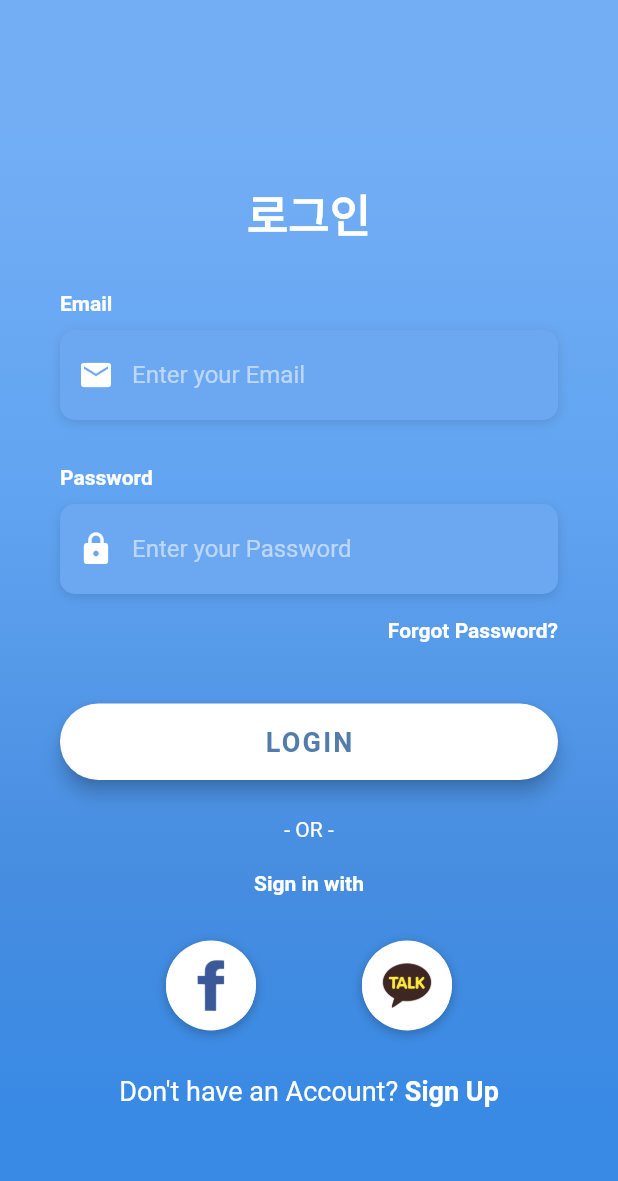
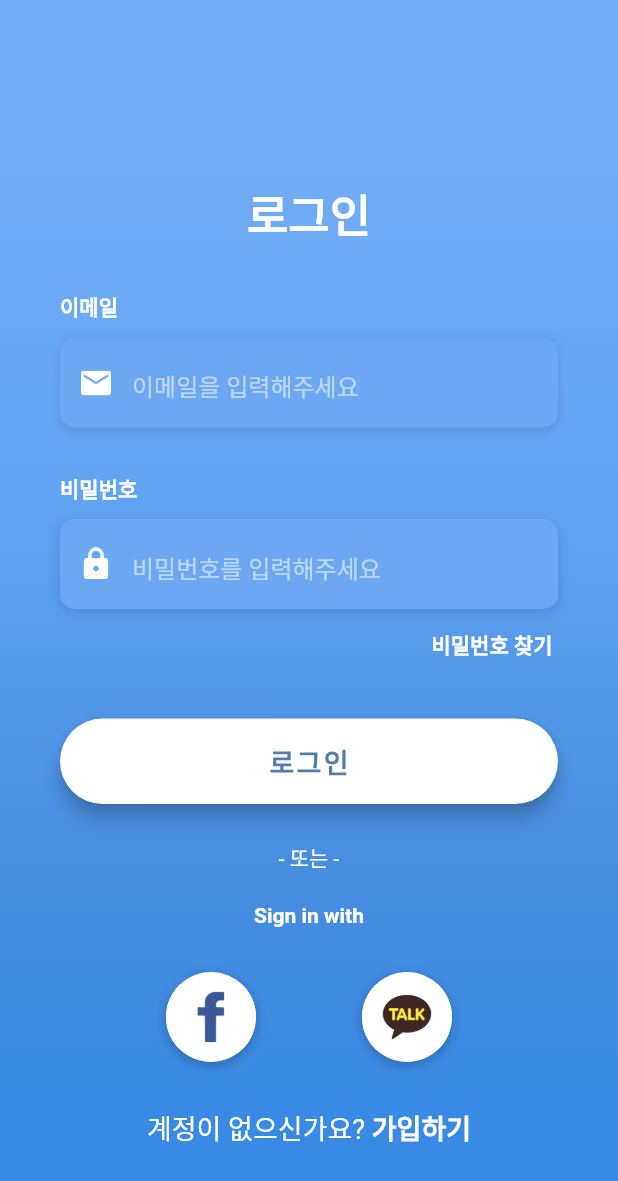
Before and after one commit to CONCAT-internship/smartfarmer-arduino, a Flutter app: the screen it shows after launch, on a phone screen of 412 x 824 dp. Shown: the top 1181 px of the screen. Run offline on Flutter 3.47's test engine with Material 2 defaults, Android fonts, the phone set to English and light mode, and no system bars; our stand-ins replace charts_flutter, flutter_svg; missing offline and left inert: clippy_flutter; Roboto replaces fonts that are missing (OpenSans).

Commit message:
auth_page 분리 및 sign_up UI 구현

```diff
--- /dev/null
+++ b/src/front-end/smartfarm/lib/components/sign_in.dart
@@ -0,0 +1,306 @@
+import 'package:flutter/material.dart';
+
+import '../constants/smartfarmer_constants.dart';
+
+class SignIn extends StatefulWidget {
+  @override
+  _SignInState createState() => _SignInState();
+}
+
+class _SignInState extends State<SignIn> {
+  GlobalKey<FormState> _formKey = GlobalKey<FormState>();
+  TextEditingController _emailController = TextEditingController();
+  TextEditingController _pwController = TextEditingController();
+
+  @override
+  void dispose() {
+    _emailController.dispose();
+    _pwController.dispose();
+    super.dispose();
+  }
+
+  @override
+  Widget build(BuildContext context) {
+    return Scaffold(
+      resizeToAvoidBottomInset: true,
+      body: Stack(
+        children: <Widget>[
+          Container(
+            height: double.infinity,
+            width: double.infinity,
+            decoration: BoxDecoration(
+              gradient: LinearGradient(
+                begin: Alignment.topCenter,
+                end: Alignment.bottomCenter,
+                colors: [
+                  login_Gradient1,
+                  login_Gradient2,
+                  login_Gradient3,
+                  login_Gradient4,
+                ],
+                stops: [0.1, 0.4, 0.7, 0.9],
+              ),
+            ),
+          ),
+          Container(
+            height: double.infinity,
+            child: SingleChildScrollView(
+              physics: AlwaysScrollableScrollPhysics(),
+              padding: EdgeInsets.symmetric(
+                horizontal: 40.0,
+                vertical: 120.0,
+              ),
+              child: Form(
+                key: _formKey,
+                child: Column(
+                  mainAxisAlignment: MainAxisAlignment.center,
+                  children: <Widget>[
+                    Text(
+                      '로그인',
+                      style: TextStyle(
+                        color: Colors.white,
+                        fontSize: 30.0,
+                        fontWeight: FontWeight.bold,
+                      ),
+                    ),
+                    SizedBox(height: 30,),
+                    _buildTF("이메일", "이메일을 입력해주세요", _emailController, false, Icons.email),
+                    SizedBox(height: 30.0,),
+                    _buildTF("비밀번호", "비밀번호를 입력해주세요", _pwController, true, Icons.lock),
+                    _buildForgotPasswordBtn(),
+                    _buildLoginBtn(),
+                    _buildSignInWithText(),
+                    _buildSocialBtnRow(),
+                    _buildSignupBtn(),
+                  ],
+                ),
+              ),
+            ),
+          )
+        ],
+      ),
+    );
+  }
+
+  Widget _emailTF() {
+    return Column(
+      crossAxisAlignment: CrossAxisAlignment.start,
+      children: <Widget>[
+        Text(
+          "Email",
+          style: kLabelStyle,
+        ),
+        SizedBox(
+          height: 10.0,
+        ),
+        Container(
+          alignment: Alignment.centerLeft,
+          decoration: kBoxDecorationStyle,
+          height: 60.0,
+          child: TextField(
+            keyboardType: TextInputType.emailAddress,
+            style: TextStyle(
+              color: Colors.white,
+            ),
+            decoration: InputDecoration(
+              border: InputBorder.none,
+              contentPadding: EdgeInsets.only(top: 14.0),
+              prefixIcon: Icon(
+                Icons.email,
+                color: Colors.white,
+              ),
+              hintText: '이메일을 입력해주세요',
+              hintStyle: kHintTextStyle,
+            ),
+          ),
+        ),
+      ],
+    );
+  }
+
+  Widget _buildTF(String using, String hint, TextEditingController formkey, bool obscure, IconData icon) {
+    return Column(
+      crossAxisAlignment: CrossAxisAlignment.start,
+      children: <Widget>[
+        Text(
+          using,
+          style: kLabelStyle,
+        ),
+        SizedBox(height: 10.0),
+        Container(
+          alignment: Alignment.centerLeft,
+          decoration: kBoxDecorationStyle,
+          height: 60.0,
+          child: TextFormField(
+            controller: formkey,
+            validator: (String value){
+              if(formkey == _emailController){ // email textformfield
+                // ignore: missing_return
+                if(value.isEmpty || !value.contains("@")){
+                  if(value.contains(' ')){
+                    return "공백을 빼주세요"; //특수문자 처리는 나중에
+                  }
+                  return "이메일을 작성해주십시오";
+                }
+                return null;
+              }else{ //비밀번호 textformfield
+                if(value.isEmpty){
+                  return "비밀번호를 입력해주세요";
+                }else{
+                  return null;
+                }
+              }
+            },
+            obscureText: obscure,
+            style: TextStyle(
+              color: Colors.white,
+            ),
+            decoration: InputDecoration(
+              border: InputBorder.none,
+              contentPadding: EdgeInsets.only(top: 14.0),
+              prefixIcon: Icon(
+                icon,
+                color: Colors.white,
+              ),
+              hintText: hint,
+              hintStyle: kHintTextStyle,
+            ),
+          ),
+        ),
+      ],
+    );
+  }
+
+  Widget _buildForgotPasswordBtn() {
+    return Container(
+      alignment: Alignment.centerRight,
+      child: FlatButton(
+        onPressed: () => print('Forgot Password Button Pressed'),
+        padding: EdgeInsets.only(right: 0.0),
+        child: Text(
+          '비밀번호 찾기',
+          style: kLabelStyle,
+        ),
+      ),
+    );
+  }
+
+  Widget _buildLoginBtn() {
+    return Container(
+      padding: EdgeInsets.symmetric(vertical: 25.0),
+      width: double.infinity,
+      child: RaisedButton(
+        elevation: 5.0,
+        onPressed: () => print('Login Button Pressed'),
+        padding: EdgeInsets.all(15.0),
+        shape: RoundedRectangleBorder(
+          borderRadius: BorderRadius.circular(30.0),
+        ),
+        color: Colors.white,
+        child: Text(
+          '로그인',
+          style: TextStyle(
+            color: Color(0xFF527DAA),
+            letterSpacing: 1.5,
+            fontSize: 18.0,
+            fontWeight: FontWeight.bold,
+          ),
+        ),
+      ),
+    );
+  }
+
+  Widget _buildSignInWithText() {
+    return Column(
+      children: <Widget>[
+        Text(
+          '- 또는 -',
+          style: TextStyle(
+            color: Colors.white,
+            fontWeight: FontWeight.w400,
+          ),
+        ),
+        SizedBox(height: 20.0),
+        Text(
+          'Sign in with',
+          style: kLabelStyle,
+        ),
+      ],
+    );
+  }
+
+  Widget _buildSocialBtn(Function onTap, AssetImage logo) {
+    return GestureDetector(
+      onTap: onTap,
+      child: Container(
+        height: 60.0,
+        width: 60.0,
+        decoration: BoxDecoration(
+          shape: BoxShape.circle,
+          color: Colors.white,
+          boxShadow: [
+            BoxShadow(
+              color: Colors.black26,
+              offset: Offset(0, 2),
+              blurRadius: 6.0,
+            ),
+          ],
+          image: DecorationImage(
+            image: logo,
+          ),
+        ),
+      ),
+    );
+  }
+
+  Widget _buildSocialBtnRow() {
+    return Padding(
+      padding: EdgeInsets.symmetric(vertical: 30.0),
+      child: Row(
+        mainAxisAlignment: MainAxisAlignment.spaceEvenly,
+        children: <Widget>[
+          _buildSocialBtn(
+            () => print('Login with Facebook'),
+            AssetImage(
+              facebook,
+            ),
+          ),
+          _buildSocialBtn(
+            () => print('Login with KaKao'),
+            AssetImage(
+              kakaotalk,
+            ),
+          ),
+        ],
+      ),
+    );
+  }
+
+  Widget _buildSignupBtn() {
+    return GestureDetector(
+      onTap: () => print('Sign Up Button Pressed'),
+      child: RichText(
+        text: TextSpan(
+          children: [
+            TextSpan(
+              text: '계정이 없으신가요? ',
+              style: TextStyle(
+                color: Colors.white,
+                fontSize: 18.0,
+                fontWeight: FontWeight.w400,
+              ),
+            ),
+            TextSpan(
+              text: '가입하기',
+              style: TextStyle(
+                color: Colors.white,
+                fontSize: 18.0,
+                fontWeight: FontWeight.bold,
+              ),
+            ),
+          ],
+        ),
+      ),
+    );
+  }
+}
--- a/src/front-end/smartfarm/lib/screen/login_page.dart
+++ b/src/front-end/smartfarm/lib/components/sign_up.dart
@@ -1,12 +1,12 @@
 import 'package:flutter/material.dart';
-import 'package:smartfarm/constants/smartfarmer_constants.dart';
+import '../constants/smartfarmer_constants.dart';
 
-class LoginPage extends StatefulWidget {
+class SignUp extends StatefulWidget {
   @override
-  _LoginPageState createState() => _LoginPageState();
+  _SignUpState createState() => _SignUpState();
 }
 
-class _LoginPageState extends State<LoginPage> {
+class _SignUpState extends State<SignUp> {
   @override
   Widget build(BuildContext context) {
     return Scaffold(
@@ -41,25 +41,29 @@ class _LoginPageState extends State<LoginPage> {
                 mainAxisAlignment: MainAxisAlignment.center,
                 children: <Widget>[
                   Text(
-                    '로그인',
+                    '가입하기',
                     style: TextStyle(
                       color: Colors.white,
-                      fontSize: 30.0,
+                      fontSize: smartfarmer_auth_padding,
                       fontWeight: FontWeight.bold,
                     ),
                   ),
                   SizedBox(
-                    height: 30,
+                    height: smartfarmer_auth_padding,
                   ),
                   _emailTF(),
                   SizedBox(
-                    height: 30.0,
+                    height: smartfarmer_auth_padding,
                   ),
                   _buildPasswordTF(),
-                  _buildForgotPasswordBtn(),
+                  SizedBox(
+                    height: smartfarmer_auth_padding,
+                  ),
+                  _ConfirmPasswordTF(),
+                  SizedBox(
+                    height: 20.0,
+                  ),
                   _buildLoginBtn(),
-                  _buildSignInWithText(),
-                  _buildSocialBtnRow(),
                   _buildSignupBtn(),
                 ],
               ),
@@ -89,7 +93,6 @@ class _LoginPageState extends State<LoginPage> {
             keyboardType: TextInputType.emailAddress,
             style: TextStyle(
               color: Colors.white,
-              fontFamily: 'OpenSans',
             ),
             decoration: InputDecoration(
               border: InputBorder.none,
@@ -98,7 +101,7 @@ class _LoginPageState extends State<LoginPage> {
                 Icons.email,
                 color: Colors.white,
               ),
-              hintText: 'Enter your Email',
+              hintText: '이메일을 입력해주세요',
               hintStyle: kHintTextStyle,
             ),
           ),
@@ -124,7 +127,6 @@ class _LoginPageState extends State<LoginPage> {
             obscureText: true,
             style: TextStyle(
               color: Colors.white,
-              fontFamily: 'OpenSans',
             ),
             decoration: InputDecoration(
               border: InputBorder.none,
@@ -133,7 +135,7 @@ class _LoginPageState extends State<LoginPage> {
                 Icons.lock,
                 color: Colors.white,
               ),
-              hintText: 'Enter your Password',
+              hintText: '비밀번호를 입력해주세요',
               hintStyle: kHintTextStyle,
             ),
           ),
@@ -142,17 +144,37 @@ class _LoginPageState extends State<LoginPage> {
     );
   }
 
-  Widget _buildForgotPasswordBtn() {
-    return Container(
-      alignment: Alignment.centerRight,
-      child: FlatButton(
-        onPressed: () => print('Forgot Password Button Pressed'),
-        padding: EdgeInsets.only(right: 0.0),
-        child: Text(
-          'Forgot Password?',
+  Widget _ConfirmPasswordTF() {
+    return Column(
+      crossAxisAlignment: CrossAxisAlignment.start,
+      children: <Widget>[
+        Text(
+          'Confirm Password',
           style: kLabelStyle,
         ),
-      ),
+        SizedBox(height: 10.0),
+        Container(
+          alignment: Alignment.centerLeft,
+          decoration: kBoxDecorationStyle,
+          height: 60.0,
+          child: TextField(
+            obscureText: true,
+            style: TextStyle(
+              color: Colors.white,
+            ),
+            decoration: InputDecoration(
+              border: InputBorder.none,
+              contentPadding: EdgeInsets.only(top: 14.0),
+              prefixIcon: Icon(
+                Icons.lock,
+                color: Colors.white,
+              ),
+              hintText: '비밀번호 확인',
+              hintStyle: kHintTextStyle,
+            ),
+          ),
+        ),
+      ],
     );
   }
 
@@ -165,85 +187,18 @@ class _LoginPageState extends State<LoginPage> {
         onPressed: () => print('Login Button Pressed'),
         padding: EdgeInsets.all(15.0),
         shape: RoundedRectangleBorder(
-          borderRadius: BorderRadius.circular(30.0),
+          borderRadius: BorderRadius.circular(smartfarmer_auth_padding),
         ),
         color: Colors.white,
         child: Text(
-          'LOGIN',
+          '가입하기',
           style: TextStyle(
             color: Color(0xFF527DAA),
             letterSpacing: 1.5,
             fontSize: 18.0,
             fontWeight: FontWeight.bold,
-            fontFamily: 'OpenSans',
           ),
         ),
-      ),
-    );
-  }
-
-  Widget _buildSignInWithText() {
-    return Column(
-      children: <Widget>[
-        Text(
-          '- OR -',
-          style: TextStyle(
-            color: Colors.white,
-            fontWeight: FontWeight.w400,
-          ),
-        ),
-        SizedBox(height: 20.0),
-        Text(
-          'Sign in with',
-          style: kLabelStyle,
-        ),
-      ],
-    );
-  }
-
-  Widget _buildSocialBtn(Function onTap, AssetImage logo) {
-    return GestureDetector(
-      onTap: onTap,
-      child: Container(
-        height: 60.0,
-        width: 60.0,
-        decoration: BoxDecoration(
-          shape: BoxShape.circle,
-          color: Colors.white,
-          boxShadow: [
-            BoxShadow(
-              color: Colors.black26,
-              offset: Offset(0, 2),
-              blurRadius: 6.0,
-            ),
-          ],
-          image: DecorationImage(
-            image: logo,
-          ),
-        ),
-      ),
-    );
-  }
-
-  Widget _buildSocialBtnRow() {
-    return Padding(
-      padding: EdgeInsets.symmetric(vertical: 30.0),
-      child: Row(
-        mainAxisAlignment: MainAxisAlignment.spaceEvenly,
-        children: <Widget>[
-          _buildSocialBtn(
-            () => print('Login with Facebook'),
-            AssetImage(
-              facebook,
-            ),
-          ),
-          _buildSocialBtn(
-            () => print('Login with KaKao'),
-            AssetImage(
-              kakaotalk,
-            ),
-          ),
-        ],
       ),
     );
   }
@@ -255,7 +210,7 @@ class _LoginPageState extends State<LoginPage> {
         text: TextSpan(
           children: [
             TextSpan(
-              text: 'Don\'t have an Account? ',
+              text: '계정이 있으신가요? ',
               style: TextStyle(
                 color: Colors.white,
                 fontSize: 18.0,
@@ -263,7 +218,7 @@ class _LoginPageState extends State<LoginPage> {
               ),
             ),
             TextSpan(
-              text: 'Sign Up',
+              text: '로그인하기',
               style: TextStyle(
                 color: Colors.white,
                 fontSize: 18.0,
--- a/src/front-end/smartfarm/lib/constants/smartfarmer_constants.dart
+++ b/src/front-end/smartfarm/lib/constants/smartfarmer_constants.dart
@@ -5,6 +5,7 @@ import 'package:flutter/material.dart';
 const Color smartfarmer_primarycolor = Color.fromRGBO(56, 182, 60, 1);//Color(0xFF0C9869);
 const Color smartfarmer_bgcolor = Color.fromRGBO(244, 244, 244, 1);
 const double smartfarmer_padding = 25.0;
+const double smartfarmer_auth_padding = 30.0;
 
 var appBarColor = Color(0xFF17294b);
 
--- a/src/front-end/smartfarm/lib/main.dart
+++ b/src/front-end/smartfarm/lib/main.dart
@@ -1,7 +1,7 @@
 import 'package:flutter/material.dart';
 import 'package:smartfarm/constants/smartfarmer_constants.dart';
 import 'package:smartfarm/screen/info_page.dart';
-import 'package:smartfarm/screen/login_page.dart';
+import 'package:smartfarm/screen/auth_page.dart';
 
 void main() => runApp(MyApp());
 
@@ -15,7 +15,7 @@ class MyApp extends StatelessWidget {
         primarySwatch: Colors.blue,
       ),
       //home: InfoPage(),
-      home: LoginPage(),
+      home: AuthPage(),
     );
   }
 }
--- /dev/null
+++ b/src/front-end/smartfarm/lib/screen/auth_page.dart
@@ -0,0 +1,22 @@
+import 'package:flutter/material.dart';
+import 'package:smartfarm/components/sign_in.dart';
+import 'package:smartfarm/components/sign_up.dart';
+
+class AuthPage extends StatefulWidget {
+  @override
+  _AuthPageState createState() => _AuthPageState();
+}
+
+class _AuthPageState extends State<AuthPage> {
+  @override
+  Widget build(BuildContext context) {
+    return Scaffold(
+      resizeToAvoidBottomInset: false,
+      body: Stack(
+        children: <Widget>[
+          SignIn(),
+        ],
+      ),
+    );
+  }
+}
--- a/src/front-end/smartfarm/pubspec.yaml
+++ b/src/front-end/smartfarm/pubspec.yaml
@@ -30,6 +30,7 @@ dependencies:
   cupertino_icons: ^0.1.3
   flutter_svg: ^0.17.4
   clippy_flutter: ^1.1.1
+  provider: ^4.3.1
 
 dev_dependencies:
   flutter_test:
```
Also changed, not shown: src/front-end/smartfarm/pubspec.lock.
